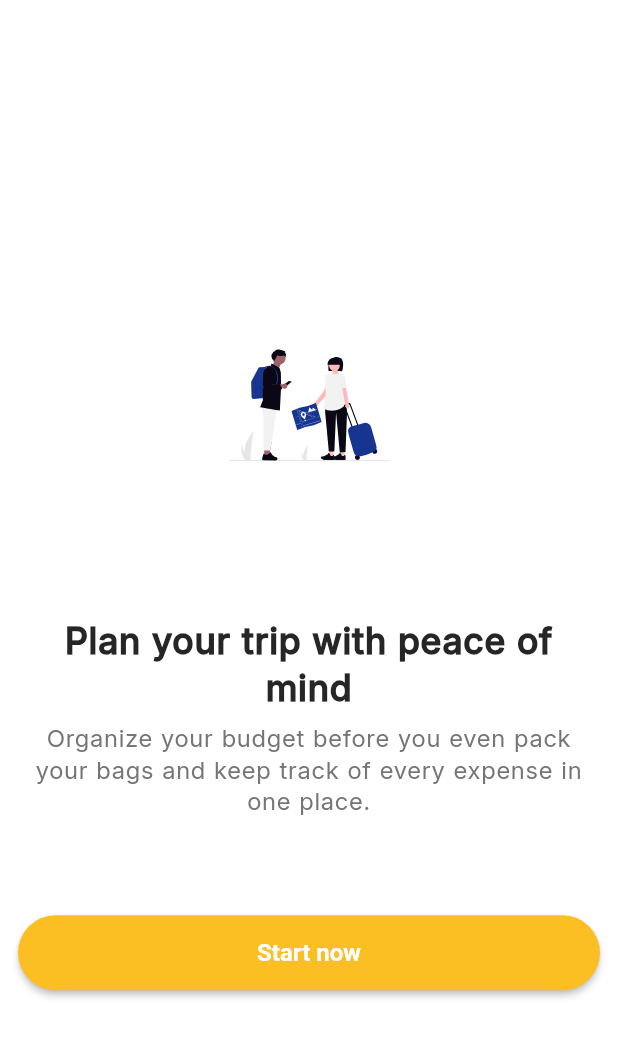
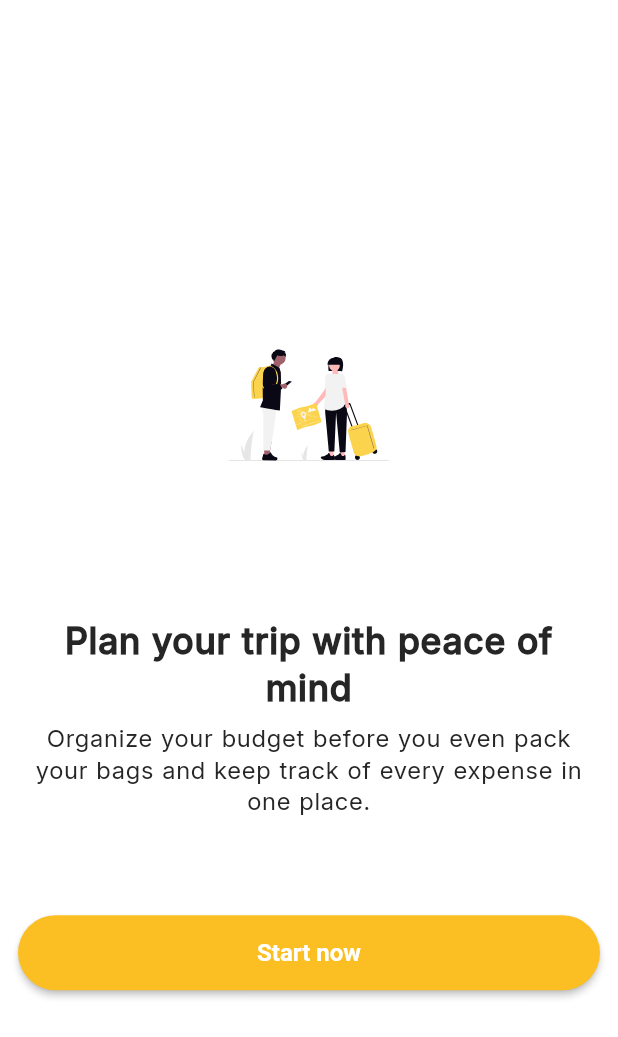
Before and after one commit to LuizFelipeOC/travel-wallet, a Flutter app: the screen it shows after launch, on a phone screen of 412 x 824 dp. Shown: the top 1037 px of the screen. Run offline on Flutter 3.47's test engine with Material 3 defaults, Android fonts, the phone set to English and light mode, and no system bars; our stand-ins replace flutter_svg, go_router.

Commit message:
refactor(onboarding): update text style for onboarding description

```diff
--- a/lib/app/screens/onboarding/onboarding_screen.dart
+++ b/lib/app/screens/onboarding/onboarding_screen.dart
@@ -57,8 +57,8 @@ class _OnboardingScreenState extends State<OnboardingScreen> {
                         SizedBox(height: screenHeight * 0.01),
                         Text(
                           localizations.onboardingDescription,
-                          style: textTheme.bodyMedium?.copyWith(color: Colors.grey[600]),
                           textAlign: .center,
+                          style: textTheme.bodyMedium,
                         ),
                       ],
                     ),
```
Also changed, not shown: assets/images/travelers.svg.
